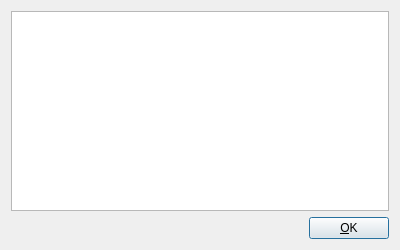
Before: the Qt Designer form src/datamanip/texteditor.ui in eugene-melnik/alexandra, drawn with Qt 5.
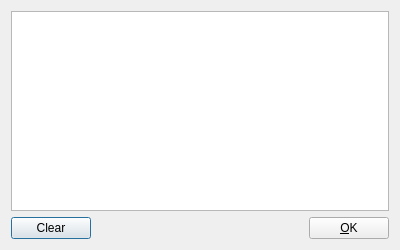
After: the same form once the commit is applied.

The edit to the form file:
```diff
--- a/src/datamanip/texteditor.ui
+++ b/src/datamanip/texteditor.ui
@@ -22,6 +22,13 @@
    </item>
    <item>
     <layout class="QHBoxLayout" name="layoutFooter">
+     <item>
+      <widget class="QPushButton" name="bClear">
+       <property name="text">
+        <string>Clear</string>
+       </property>
+      </widget>
+     </item>
      <item>
       <spacer name="spacerFooter">
        <property name="orientation">
```
Left out of the diff: 19 changed lines with no effect on the pictures.
